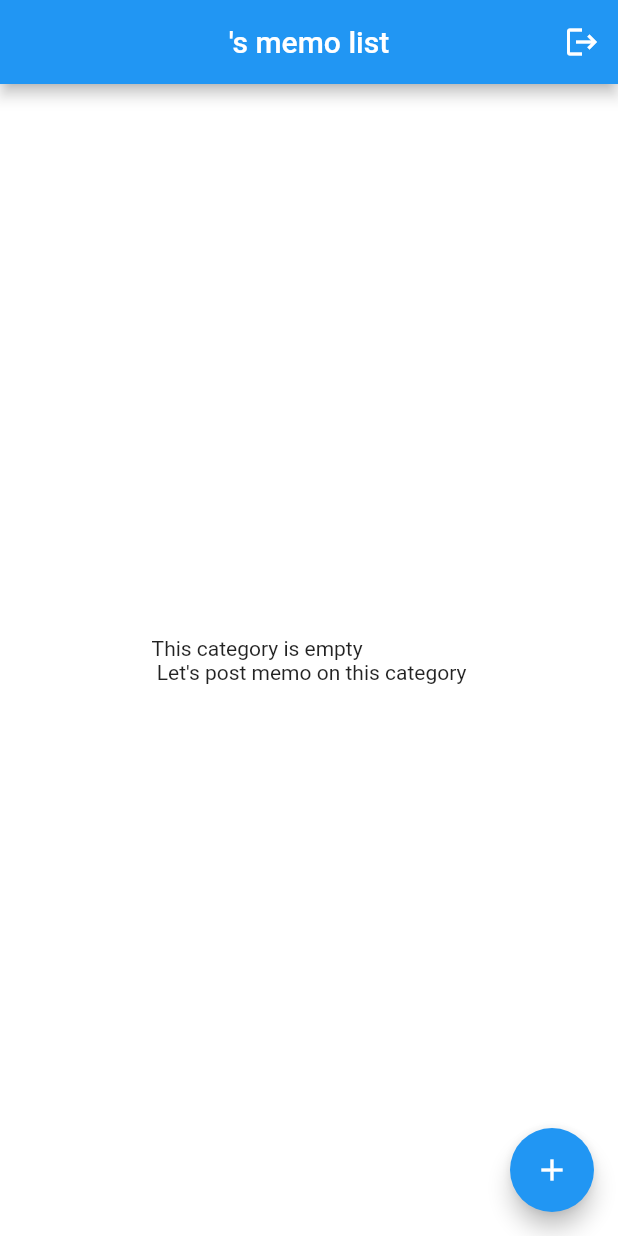
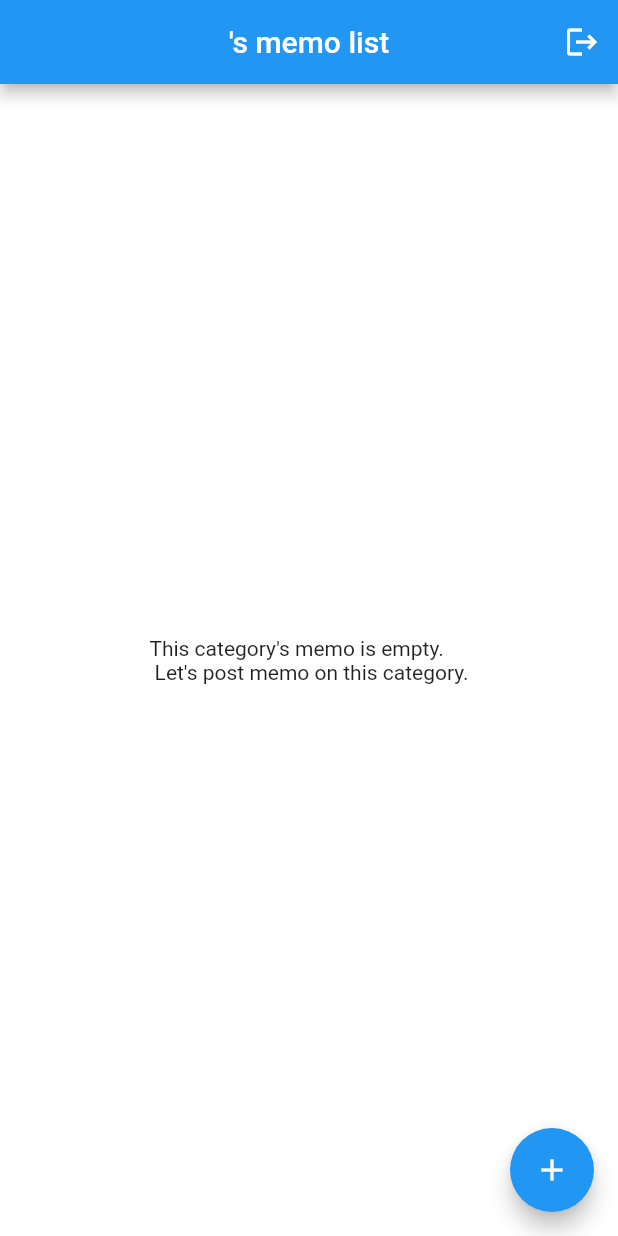
Before and after one commit to sasaki-q/note-app, a Flutter app: the InitMemoListScreen screen opened directly with empty values, on a phone screen of 412 x 824 dp. Run offline on Flutter 3.47's test engine with Material 2 defaults, Android fonts, the phone set to English and light mode, and no system bars; our stand-ins replace cloud_firestore, firebase_auth, firebase_core, flutter_riverpod, freezed_annotation, shared_preferences; accounts and stored records are empty; generated files the repository leaves out were written again.

Commit message:
Fix: memo list when memo list is empty

```diff
--- a/lib/presentation/memo/ui/screens/memo_list_screen.dart
+++ b/lib/presentation/memo/ui/screens/memo_list_screen.dart
@@ -40,8 +40,6 @@ class InitMemoListScreen extends ConsumerWidget {
         child: FutureBuilder(
           future: asyncMemoList,
           builder: (context, snapshot) {
-            List<Memo>? tmp = snapshot.data;
-
             if (snapshot.connectionState == ConnectionState.waiting) {
               return const CircularProgressIndicator();
             }
@@ -50,10 +48,8 @@ class InitMemoListScreen extends ConsumerWidget {
               return const Text('An connection error occured');
             }
 
-            if (tmp == null || tmp.isEmpty) {
-              return const Text(
-                "This category is empty \n Let's post memo on this category",
-              );
+            if (snapshot.data == null) {
+              return const Text("Something went wrong, can't get data");
             }
 
             return snapshot.connectionState == ConnectionState.done
--- a/lib/presentation/memo/ui/widgets/list.dart
+++ b/lib/presentation/memo/ui/widgets/list.dart
@@ -11,6 +11,12 @@ class MemoList extends ConsumerWidget {
   @override
   Widget build(BuildContext context, WidgetRef ref) {
     final memoList = ref.watch(memoProvider);
+
+    if (memoList.isEmpty) {
+      return const Text(
+        "This category's memo is empty. \n Let's post memo on this category.",
+      );
+    }
 
     return ListView.builder(
       itemCount: memoList.length,
```
